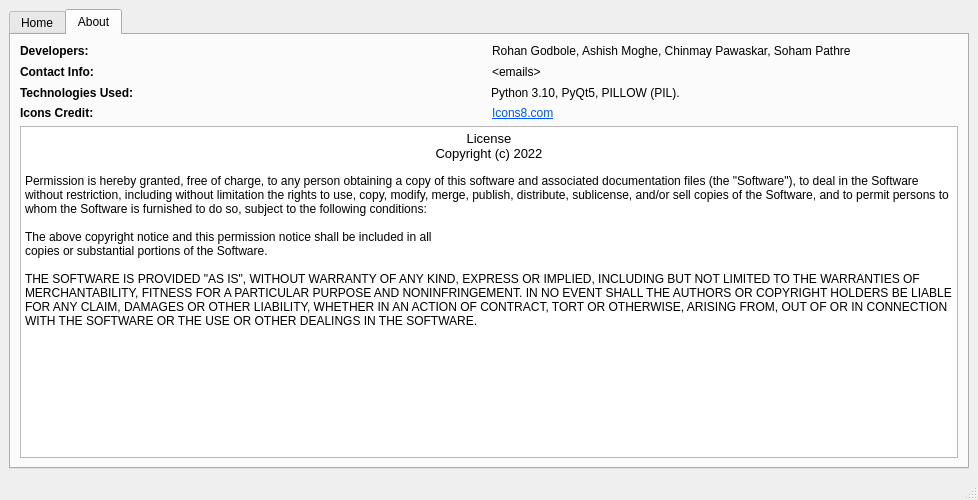
Before: the Qt Designer form ImaP1.ui in Ashish1692/PythonMiniProject, drawn with Qt 5.
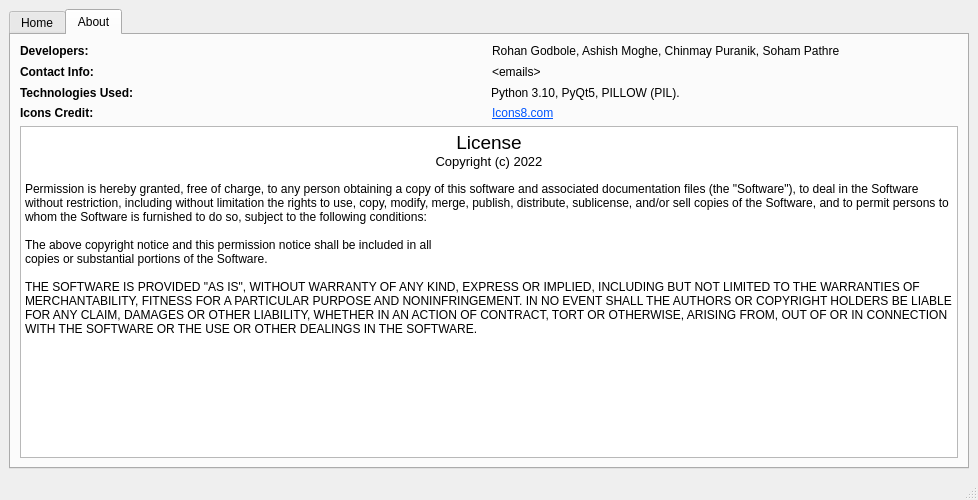
After: the same form once the commit is applied. The open tabs and pages were chosen to show the change. Icons and pictures are not drawn.

Commit message: some chages made.

Diff of the .ui file:
```diff
--- a/ImaP1.ui
+++ b/ImaP1.ui
@@ -683,7 +683,7 @@
           <item>
            <widget class="QLabel" name="label_2">
             <property name="text">
-             <string>&lt;html&gt;&lt;head/&gt;&lt;body&gt;&lt;p&gt;&lt;span style=&quot; font-size:9pt;&quot;&gt;Rohan Godbole, Ashish Moghe, Chinmay Pawaskar, Soham Pathre&lt;/span&gt;&lt;/p&gt;&lt;/body&gt;&lt;/html&gt;</string>
+             <string>&lt;html&gt;&lt;head/&gt;&lt;body&gt;&lt;p&gt;&lt;span style=&quot; font-size:9pt;&quot;&gt;Rohan Godbole, Ashish Moghe, Chinmay Puranik, Soham Pathre&lt;/span&gt;&lt;/p&gt;&lt;/body&gt;&lt;/html&gt;</string>
             </property>
            </widget>
           </item>
@@ -786,7 +786,7 @@
 &lt;html&gt;&lt;head&gt;&lt;meta name=&quot;qrichtext&quot; content=&quot;1&quot; /&gt;&lt;style type=&quot;text/css&quot;&gt;
 p, li { white-space: pre-wrap; }
 &lt;/style&gt;&lt;/head&gt;&lt;body style=&quot; font-family:'MS Shell Dlg 2'; font-size:7.8pt; font-weight:400; font-style:normal;&quot;&gt;
-&lt;p align=&quot;center&quot; style=&quot; margin-top:0px; margin-bottom:0px; margin-left:0px; margin-right:0px; -qt-block-indent:0; text-indent:0px;&quot;&gt;&lt;span style=&quot; font-size:10pt;&quot;&gt;License&lt;/span&gt;&lt;/p&gt;
+&lt;p align=&quot;center&quot; style=&quot; margin-top:0px; margin-bottom:0px; margin-left:0px; margin-right:0px; -qt-block-indent:0; text-indent:0px;&quot;&gt;&lt;span style=&quot; font-size:14pt;&quot;&gt;License&lt;/span&gt;&lt;/p&gt;
 &lt;p align=&quot;center&quot; style=&quot; margin-top:0px; margin-bottom:0px; margin-left:0px; margin-right:0px; -qt-block-indent:0; text-indent:0px;&quot;&gt;&lt;span style=&quot; font-size:10pt;&quot;&gt;Copyright (c) 2022&lt;/span&gt;&lt;/p&gt;
 &lt;p style=&quot;-qt-paragraph-type:empty; margin-top:0px; margin-bottom:0px; margin-left:0px; margin-right:0px; -qt-block-indent:0; text-indent:0px; font-size:8.25pt;&quot;&gt;&lt;br /&gt;&lt;/p&gt;
 &lt;p style=&quot; margin-top:0px; margin-bottom:0px; margin-left:0px; margin-right:0px; -qt-block-indent:0; text-indent:0px;&quot;&gt;&lt;span style=&quot; font-size:9pt;&quot;&gt;Permission is hereby granted, free of charge, to any person obtaining a copy of this software and associated documentation files (the &amp;quot;Software&amp;quot;), to deal in the Software without restriction, including without limitation the rights to use, copy, modify, merge, publish, distribute, sublicense, and/or sell copies of the Software, and to permit persons to whom the Software is furnished to do so, subject to the following conditions:&lt;/span&gt;&lt;/p&gt;
```
Left out of the diff: 32 changed lines with no effect on the pictures.
